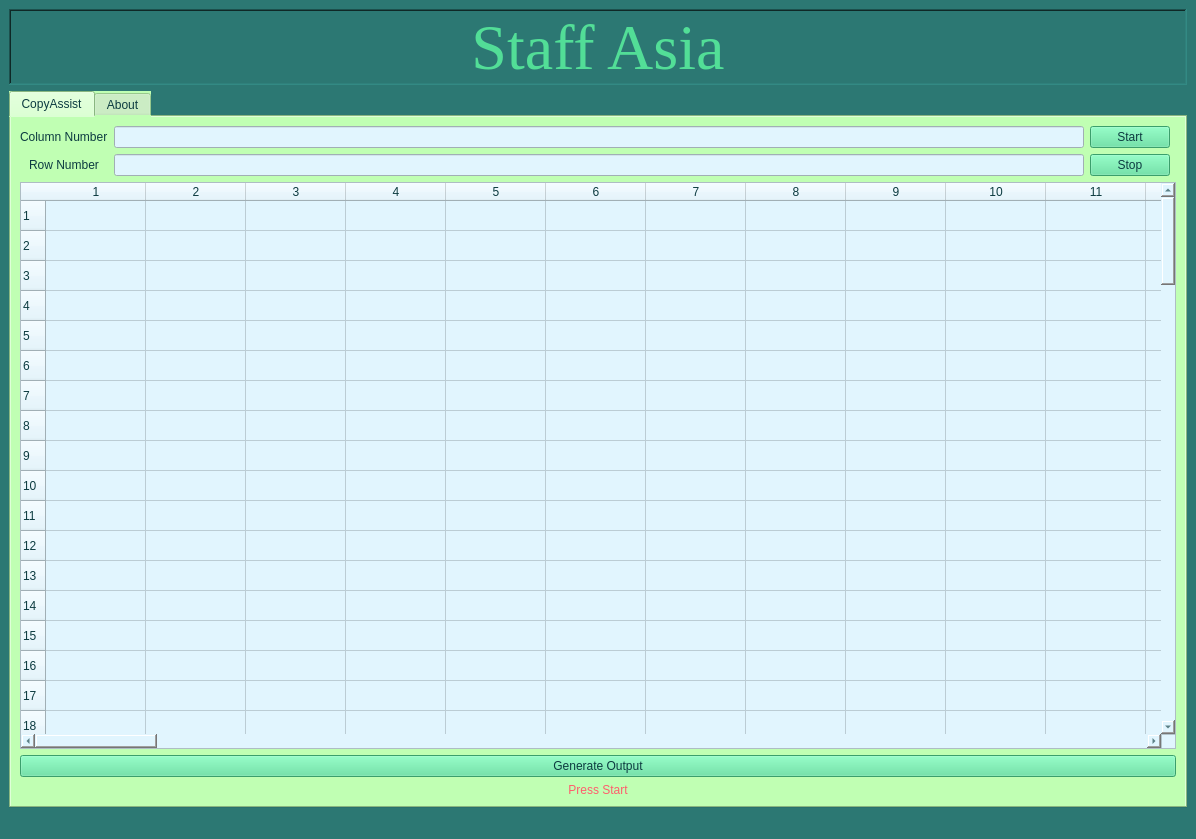
The window that gui.ui (Shah-imran/StaffAsia) describes before a commit, drawn with Qt 5.
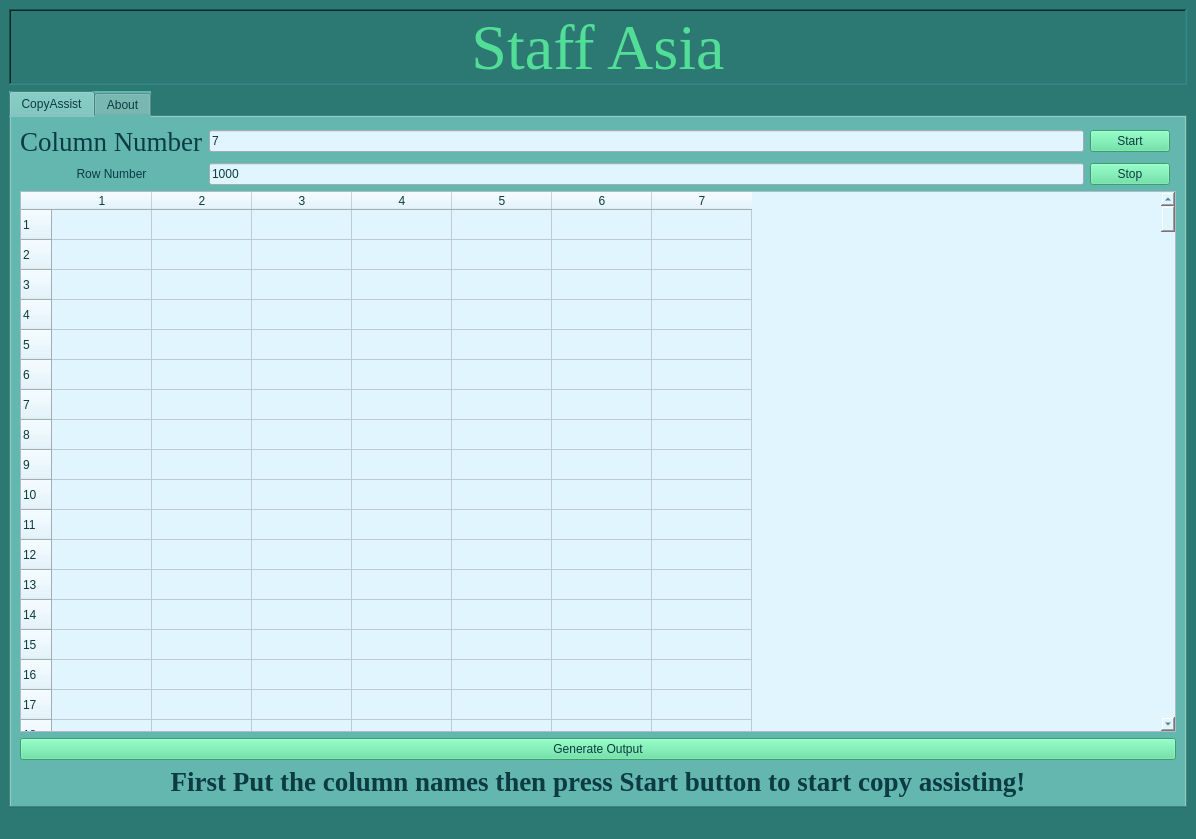
The same window after the commit.

```diff
--- a/gui.ui
+++ b/gui.ui
@@ -79,7 +79,7 @@
       <property name="styleSheet">
        <string notr="true">font: 20pt &quot;Times New Roman&quot;;
 color:  #0C3B40;
-background-color: #c0ffb3;
+background-color: #63b7af;
 </string>
       </property>
       <property name="currentIndex">
@@ -92,10 +92,19 @@
        <layout class="QGridLayout" name="gridLayout_3">
         <item row="2" column="0">
          <widget class="QLabel" name="label">
+          <property name="font">
+           <font>
+            <family>Times New Roman</family>
+            <pointsize>20</pointsize>
+            <weight>50</weight>
+            <italic>false</italic>
+            <bold>false</bold>
+           </font>
+          </property>
           <property name="styleSheet">
            <string notr="true">font: 20pt &quot;Times New Roman&quot;;
 color:  #0C3B40;
-background-color: #c0ffb3;
+
 </string>
           </property>
           <property name="text">
@@ -108,6 +117,9 @@
           <property name="styleSheet">
            <string notr="true"> background-color: #e1f5fe;</string>
           </property>
+          <property name="text">
+           <string>7</string>
+          </property>
          </widget>
         </item>
         <item row="4" column="0" colspan="4">
@@ -116,10 +128,10 @@
            <string notr="true"> background-color: #e1f5fe;</string>
           </property>
           <property name="rowCount">
-           <number>100</number>
+           <number>1000</number>
           </property>
           <property name="columnCount">
-           <number>100</number>
+           <number>7</number>
           </property>
           <row/>
           <row/>
@@ -221,99 +233,906 @@
           <row/>
           <row/>
           <row/>
-          <column/>
-          <column/>
-          <column/>
-          <column/>
-          <column/>
-          <column/>
-          <column/>
-          <column/>
-          <column/>
-          <column/>
-          <column/>
-          <column/>
-          <column/>
-          <column/>
-          <column/>
-          <column/>
-          <column/>
-          <column/>
-          <column/>
-          <column/>
-          <column/>
-          <column/>
-          <column/>
-          <column/>
-          <column/>
-          <column/>
-          <column/>
-          <column/>
-          <column/>
-          <column/>
-          <column/>
-          <column/>
-          <column/>
-          <column/>
-          <column/>
-          <column/>
-          <column/>
-          <column/>
-          <column/>
-          <column/>
-          <column/>
-          <column/>
-          <column/>
-          <column/>
-          <column/>
-          <column/>
-          <column/>
-          <column/>
-          <column/>
-          <column/>
-          <column/>
-          <column/>
-          <column/>
-          <column/>
-          <column/>
-          <column/>
-          <column/>
-          <column/>
-          <column/>
-          <column/>
-          <column/>
-          <column/>
-          <column/>
-          <column/>
-          <column/>
-          <column/>
-          <column/>
-          <column/>
-          <column/>
-          <column/>
-          <column/>
-          <column/>
-          <column/>
-          <column/>
-          <column/>
-          <column/>
-          <column/>
-          <column/>
-          <column/>
-          <column/>
-          <column/>
-          <column/>
-          <column/>
-          <column/>
-          <column/>
-          <column/>
-          <column/>
-          <column/>
-          <column/>
-          <column/>
-          <column/>
-          <column/>
-          <column/>
+          <row/>
+          <row/>
+          <row/>
+          <row/>
+          <row/>
+          <row/>
+          <row/>
+          <row/>
+          <row/>
+          <row/>
+          <row/>
+          <row/>
+          <row/>
+          <row/>
+          <row/>
+          <row/>
+          <row/>
+          <row/>
+          <row/>
+          <row/>
+          <row/>
+          <row/>
+          <row/>
+          <row/>
+          <row/>
+          <row/>
+          <row/>
+          <row/>
+          <row/>
+          <row/>
+          <row/>
+          <row/>
+          <row/>
+          <row/>
+          <row/>
+          <row/>
+          <row/>
+          <row/>
+          <row/>
+          <row/>
+          <row/>
+          <row/>
+          <row/>
+          <row/>
+          <row/>
+          <row/>
+          <row/>
+          <row/>
+          <row/>
+          <row/>
+          <row/>
+          <row/>
+          <row/>
+          <row/>
+          <row/>
+          <row/>
+          <row/>
+          <row/>
+          <row/>
+          <row/>
+          <row/>
+          <row/>
+          <row/>
+          <row/>
+          <row/>
+          <row/>
+          <row/>
+          <row/>
+          <row/>
+          <row/>
+          <row/>
+          <row/>
+          <row/>
+          <row/>
+          <row/>
+          <row/>
+          <row/>
+          <row/>
+          <row/>
+          <row/>
+          <row/>
+          <row/>
+          <row/>
+          <row/>
+          <row/>
+          <row/>
+          <row/>
+          <row/>
+          <row/>
+          <row/>
+          <row/>
+          <row/>
+          <row/>
+          <row/>
+          <row/>
+          <row/>
+          <row/>
+          <row/>
+          <row/>
+          <row/>
+          <row/>
+          <row/>
+          <row/>
+          <row/>
+          <row/>
+          <row/>
+          <row/>
+          <row/>
+          <row/>
+          <row/>
+          <row/>
+          <row/>
+          <row/>
+          <row/>
+          <row/>
+          <row/>
+          <row/>
+          <row/>
+          <row/>
+          <row/>
+          <row/>
+          <row/>
+          <row/>
+          <row/>
+          <row/>
+          <row/>
+          <row/>
+          <row/>
+          <row/>
+          <row/>
+          <row/>
+          <row/>
+          <row/>
+          <row/>
+          <row/>
+          <row/>
+          <row/>
+          <row/>
+          <row/>
+          <row/>
+          <row/>
+          <row/>
+          <row/>
+          <row/>
+          <row/>
+          <row/>
+          <row/>
+          <row/>
+          <row/>
+          <row/>
+          <row/>
+          <row/>
+          <row/>
+          <row/>
+          <row/>
+          <row/>
+          <row/>
+          <row/>
+          <row/>
+          <row/>
+          <row/>
+          <row/>
+          <row/>
+          <row/>
+          <row/>
+          <row/>
+          <row/>
+          <row/>
+          <row/>
+          <row/>
+          <row/>
+          <row/>
+          <row/>
+          <row/>
+          <row/>
+          <row/>
+          <row/>
+          <row/>
+          <row/>
+          <row/>
+          <row/>
+          <row/>
+          <row/>
+          <row/>
+          <row/>
+          <row/>
+          <row/>
+          <row/>
+          <row/>
+          <row/>
+          <row/>
+          <row/>
+          <row/>
+          <row/>
+          <row/>
+          <row/>
+          <row/>
+          <row/>
+          <row/>
+          <row/>
+          <row/>
+          <row/>
+          <row/>
+          <row/>
+          <row/>
+          <row/>
+          <row/>
+          <row/>
+          <row/>
+          <row/>
+          <row/>
+          <row/>
+          <row/>
+          <row/>
+          <row/>
+          <row/>
+          <row/>
+          <row/>
+          <row/>
+          <row/>
+          <row/>
+          <row/>
+          <row/>
+          <row/>
+          <row/>
+          <row/>
+          <row/>
+          <row/>
+          <row/>
+          <row/>
+          <row/>
+          <row/>
+          <row/>
+          <row/>
+          <row/>
+          <row/>
+          <row/>
+          <row/>
+          <row/>
+          <row/>
+          <row/>
+          <row/>
+          <row/>
+          <row/>
+          <row/>
+          <row/>
+          <row/>
+          <row/>
+          <row/>
+          <row/>
+          <row/>
+          <row/>
+          <row/>
+          <row/>
+          <row/>
+          <row/>
+          <row/>
+          <row/>
+          <row/>
+          <row/>
+          <row/>
+          <row/>
+          <row/>
+          <row/>
+          <row/>
+          <row/>
+          <row/>
+          <row/>
+          <row/>
+          <row/>
+          <row/>
+          <row/>
+          <row/>
+          <row/>
+          <row/>
+          <row/>
+          <row/>
+          <row/>
+          <row/>
+          <row/>
+          <row/>
+          <row/>
+          <row/>
+          <row/>
+          <row/>
+          <row/>
+          <row/>
+          <row/>
+          <row/>
+          <row/>
+          <row/>
+          <row/>
+          <row/>
+          <row/>
+          <row/>
+          <row/>
+          <row/>
+          <row/>
+          <row/>
+          <row/>
+          <row/>
+          <row/>
+          <row/>
+          <row/>
+          <row/>
+          <row/>
+          <row/>
+          <row/>
+          <row/>
+          <row/>
+          <row/>
+          <row/>
+          <row/>
+          <row/>
+          <row/>
+          <row/>
+          <row/>
+          <row/>
+          <row/>
+          <row/>
+          <row/>
+          <row/>
+          <row/>
+          <row/>
+          <row/>
+          <row/>
+          <row/>
+          <row/>
+          <row/>
+          <row/>
+          <row/>
+          <row/>
+          <row/>
+          <row/>
+          <row/>
+          <row/>
+          <row/>
+          <row/>
+          <row/>
+          <row/>
+          <row/>
+          <row/>
+          <row/>
+          <row/>
+          <row/>
+          <row/>
+          <row/>
+          <row/>
+          <row/>
+          <row/>
+          <row/>
+          <row/>
+          <row/>
+          <row/>
+          <row/>
+          <row/>
+          <row/>
+          <row/>
+          <row/>
+          <row/>
+          <row/>
+          <row/>
+          <row/>
+          <row/>
+          <row/>
+          <row/>
+          <row/>
+          <row/>
+          <row/>
+          <row/>
+          <row/>
+          <row/>
+          <row/>
+          <row/>
+          <row/>
+          <row/>
+          <row/>
+          <row/>
+          <row/>
+          <row/>
+          <row/>
+          <row/>
+          <row/>
+          <row/>
+          <row/>
+          <row/>
+          <row/>
+          <row/>
+          <row/>
+          <row/>
+          <row/>
+          <row/>
+          <row/>
+          <row/>
+          <row/>
+          <row/>
+          <row/>
+          <row/>
+          <row/>
+          <row/>
+          <row/>
+          <row/>
+          <row/>
+          <row/>
+          <row/>
+          <row/>
+          <row/>
+          <row/>
+          <row/>
+          <row/>
+          <row/>
+          <row/>
+          <row/>
+          <row/>
+          <row/>
+          <row/>
+          <row/>
+          <row/>
+          <row/>
+          <row/>
+          <row/>
+          <row/>
+          <row/>
+          <row/>
+          <row/>
+          <row/>
+          <row/>
+          <row/>
+          <row/>
+          <row/>
+          <row/>
+          <row/>
+          <row/>
+          <row/>
+          <row/>
+          <row/>
+          <row/>
+          <row/>
+          <row/>
+          <row/>
+          <row/>
+          <row/>
+          <row/>
+          <row/>
+          <row/>
+          <row/>
+          <row/>
+          <row/>
+          <row/>
+          <row/>
+          <row/>
+          <row/>
+          <row/>
+          <row/>
+          <row/>
+          <row/>
+          <row/>
+          <row/>
+          <row/>
+          <row/>
+          <row/>
+          <row/>
+          <row/>
+          <row/>
+          <row/>
+          <row/>
+          <row/>
+          <row/>
+          <row/>
+          <row/>
+          <row/>
+          <row/>
+          <row/>
+          <row/>
+          <row/>
+          <row/>
+          <row/>
+          <row/>
+          <row/>
+          <row/>
+          <row/>
+          <row/>
+          <row/>
+          <row/>
+          <row/>
+          <row/>
+          <row/>
+          <row/>
+          <row/>
+          <row/>
+          <row/>
+          <row/>
+          <row/>
+          <row/>
+          <row/>
+          <row/>
+          <row/>
+          <row/>
+          <row/>
+          <row/>
+          <row/>
+          <row/>
+          <row/>
+          <row/>
+          <row/>
+          <row/>
+          <row/>
+          <row/>
+          <row/>
+          <row/>
+          <row/>
+          <row/>
+          <row/>
+          <row/>
+          <row/>
+          <row/>
+          <row/>
+          <row/>
+          <row/>
+          <row/>
+          <row/>
+          <row/>
+          <row/>
+          <row/>
+          <row/>
+          <row/>
+          <row/>
+          <row/>
+          <row/>
+          <row/>
+          <row/>
+          <row/>
+          <row/>
+          <row/>
+          <row/>
+          <row/>
+          <row/>
+          <row/>
+          <row/>
+          <row/>
+          <row/>
+          <row/>
+          <row/>
+          <row/>
+          <row/>
+          <row/>
+          <row/>
+          <row/>
+          <row/>
+          <row/>
+          <row/>
+          <row/>
+          <row/>
+          <row/>
+          <row/>
+          <row/>
+          <row/>
+          <row/>
+          <row/>
+          <row/>
+          <row/>
+          <row/>
+          <row/>
+          <row/>
+          <row/>
+          <row/>
+          <row/>
+          <row/>
+          <row/>
+          <row/>
+          <row/>
+          <row/>
+          <row/>
+          <row/>
+          <row/>
+          <row/>
+          <row/>
+          <row/>
+          <row/>
+          <row/>
+          <row/>
+          <row/>
+          <row/>
+          <row/>
+          <row/>
+          <row/>
+          <row/>
+          <row/>
+          <row/>
+          <row/>
+          <row/>
+          <row/>
+          <row/>
+          <row/>
+          <row/>
+          <row/>
+          <row/>
+          <row/>
+          <row/>
+          <row/>
+          <row/>
+          <row/>
+          <row/>
+          <row/>
+          <row/>
+          <row/>
+          <row/>
+          <row/>
+          <row/>
+          <row/>
+          <row/>
+          <row/>
+          <row/>
+          <row/>
+          <row/>
+          <row/>
+          <row/>
+          <row/>
+          <row/>
+          <row/>
+          <row/>
+          <row/>
+          <row/>
+          <row/>
+          <row/>
+          <row/>
+          <row/>
+          <row/>
+          <row/>
+          <row/>
+          <row/>
+          <row/>
+          <row/>
+          <row/>
+          <row/>
+          <row/>
+          <row/>
+          <row/>
+          <row/>
+          <row/>
+          <row/>
+          <row/>
+          <row/>
+          <row/>
+          <row/>
+          <row/>
+          <row/>
+          <row/>
+          <row/>
+          <row/>
+          <row/>
+          <row/>
+          <row/>
+          <row/>
+          <row/>
+          <row/>
+          <row/>
+          <row/>
+          <row/>
+          <row/>
+          <row/>
+          <row/>
+          <row/>
+          <row/>
+          <row/>
+          <row/>
+          <row/>
+          <row/>
+          <row/>
+          <row/>
+          <row/>
+          <row/>
+          <row/>
+          <row/>
+          <row/>
+          <row/>
+          <row/>
+          <row/>
+          <row/>
+          <row/>
+          <row/>
+          <row/>
+          <row/>
+          <row/>
+          <row/>
+          <row/>
+          <row/>
+          <row/>
+          <row/>
+          <row/>
+          <row/>
+          <row/>
+          <row/>
+          <row/>
+          <row/>
+          <row/>
+          <row/>
+          <row/>
+          <row/>
+          <row/>
+          <row/>
+          <row/>
+          <row/>
+          <row/>
+          <row/>
+          <row/>
+          <row/>
+          <row/>
+          <row/>
+          <row/>
+          <row/>
+          <row/>
+          <row/>
+          <row/>
+          <row/>
+          <row/>
+          <row/>
+          <row/>
+          <row/>
+          <row/>
+          <row/>
+          <row/>
+          <row/>
+          <row/>
+          <row/>
+          <row/>
+          <row/>
+          <row/>
+          <row/>
+          <row/>
+          <row/>
+          <row/>
+          <row/>
+          <row/>
+          <row/>
+          <row/>
+          <row/>
+          <row/>
+          <row/>
+          <row/>
+          <row/>
+          <row/>
+          <row/>
+          <row/>
+          <row/>
+          <row/>
+          <row/>
+          <row/>
+          <row/>
+          <row/>
+          <row/>
+          <row/>
+          <row/>
+          <row/>
+          <row/>
+          <row/>
+          <row/>
+          <row/>
+          <row/>
+          <row/>
+          <row/>
+          <row/>
+          <row/>
+          <row/>
+          <row/>
+          <row/>
+          <row/>
+          <row/>
+          <row/>
+          <row/>
+          <row/>
+          <row/>
+          <row/>
+          <row/>
+          <row/>
+          <row/>
+          <row/>
+          <row/>
+          <row/>
+          <row/>
+          <row/>
+          <row/>
+          <row/>
+          <row/>
+          <row/>
+          <row/>
+          <row/>
+          <row/>
+          <row/>
+          <row/>
+          <row/>
+          <row/>
+          <row/>
+          <row/>
+          <row/>
+          <row/>
+          <row/>
+          <row/>
+          <row/>
+          <row/>
+          <row/>
+          <row/>
+          <row/>
+          <row/>
+          <row/>
+          <row/>
+          <row/>
+          <row/>
+          <row/>
+          <row/>
+          <row/>
+          <row/>
+          <row/>
+          <row/>
+          <row/>
+          <row/>
+          <row/>
+          <row/>
+          <row/>
+          <row/>
+          <row/>
+          <row/>
+          <row/>
+          <row/>
+          <row/>
+          <row/>
+          <row/>
+          <row/>
+          <row/>
+          <row/>
+          <row/>
+          <row/>
+          <row/>
+          <row/>
+          <row/>
+          <row/>
+          <row/>
+          <row/>
+          <row/>
+          <row/>
+          <row/>
+          <row/>
+          <row/>
+          <row/>
+          <row/>
+          <row/>
+          <row/>
+          <row/>
+          <row/>
+          <row/>
+          <row/>
+          <row/>
+          <row/>
+          <row/>
+          <row/>
+          <row/>
+          <row/>
+          <row/>
+          <row/>
+          <row/>
+          <row/>
+          <row/>
+          <row/>
+          <row/>
+          <row/>
+          <row/>
+          <row/>
+          <row/>
+          <row/>
+          <row/>
+          <row/>
+          <row/>
+          <row/>
+          <row/>
+          <row/>
+          <row/>
+          <row/>
+          <row/>
+          <row/>
+          <row/>
+          <row/>
+          <row/>
+          <row/>
+          <row/>
+          <row/>
+          <row/>
+          <row/>
+          <row/>
+          <row/>
+          <row/>
+          <row/>
+          <row/>
+          <row/>
+          <row/>
+          <row/>
+          <row/>
+          <row/>
+          <row/>
+          <row/>
+          <row/>
           <column/>
           <column/>
           <column/>
@@ -335,11 +1154,22 @@
         </item>
         <item row="6" column="0" colspan="4">
          <widget class="QLabel" name="label_2">
+          <property name="font">
+           <font>
+            <family>Times New Roman</family>
+            <pointsize>20</pointsize>
+            <weight>75</weight>
+            <italic>false</italic>
+            <bold>true</bold>
+            <underline>false</underline>
+            <kerning>false</kerning>
+           </font>
+          </property>
           <property name="styleSheet">
-           <string notr="true">color:  #ff5d6c;</string>
+           <string notr="true">font-weight: bold;</string>
           </property>
           <property name="text">
-           <string>Press Start</string>
+           <string>First Put the column names then press Start button to start copy assisting!</string>
           </property>
           <property name="alignment">
            <set>Qt::AlignCenter</set>
@@ -361,6 +1191,9 @@
           <property name="styleSheet">
            <string notr="true"> background-color: #e1f5fe;</string>
           </property>
+          <property name="text">
+           <string>1000</string>
+          </property>
          </widget>
         </item>
         <item row="3" column="0">
@@ -368,7 +1201,7 @@
           <property name="styleSheet">
            <string notr="true">font: 20pt &quot;Times New Roman&quot;;
 color:  #0C3B40;
-background-color: #c0ffb3;
+
 </string>
           </property>
           <property name="text">
```
